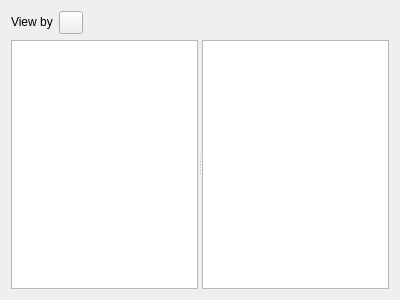
The window that plugins/formmanagerplugin/formfilesselectorwidget.ui (FreeHealth/freehealth) describes before a commit, drawn with Qt 5.
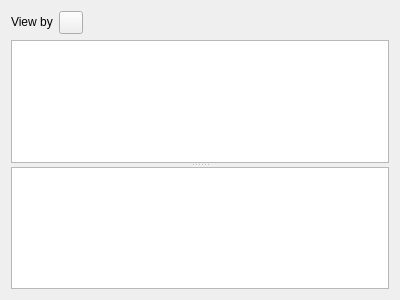
The same window after the commit. Custom widgets are drawn as their Qt base class.

What changed in the file:
```diff
--- a/plugins/formmanagerplugin/formfilesselectorwidget.ui
+++ b/plugins/formmanagerplugin/formfilesselectorwidget.ui
@@ -57,10 +57,10 @@
      </item>
     </layout>
    </item>
-   <item row="1" column="0" colspan="2">
+   <item row="1" column="0">
     <widget class="Utils::MiniSplitter" name="splitter">
      <property name="orientation">
-      <enum>Qt::Horizontal</enum>
+      <enum>Qt::Vertical</enum>
      </property>
      <widget class="QTreeView" name="treeView">
       <property name="editTriggers">
```
